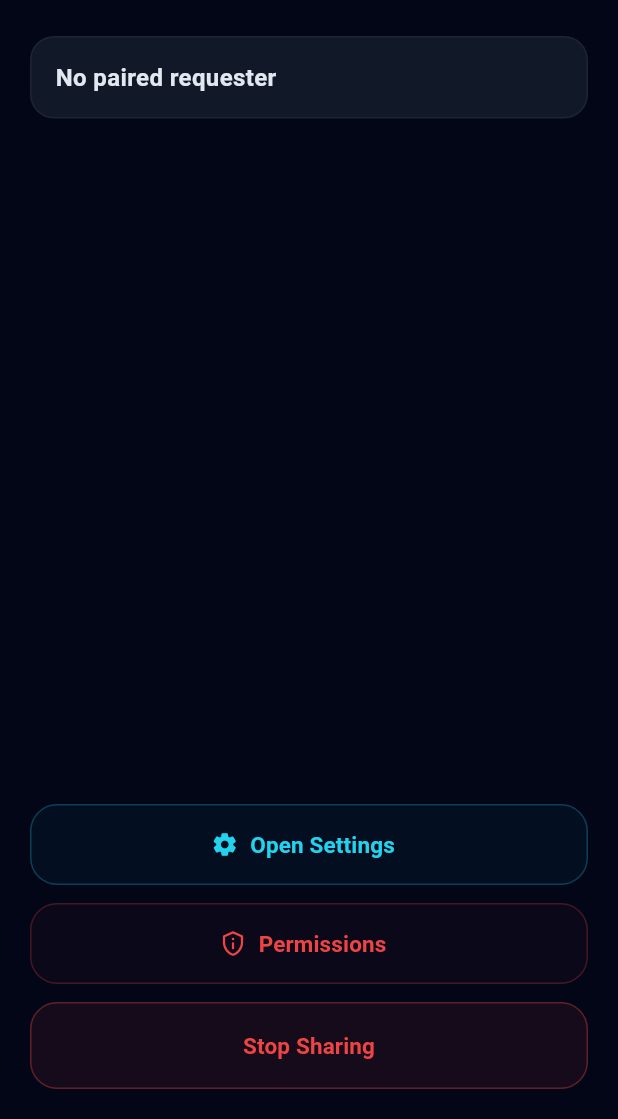
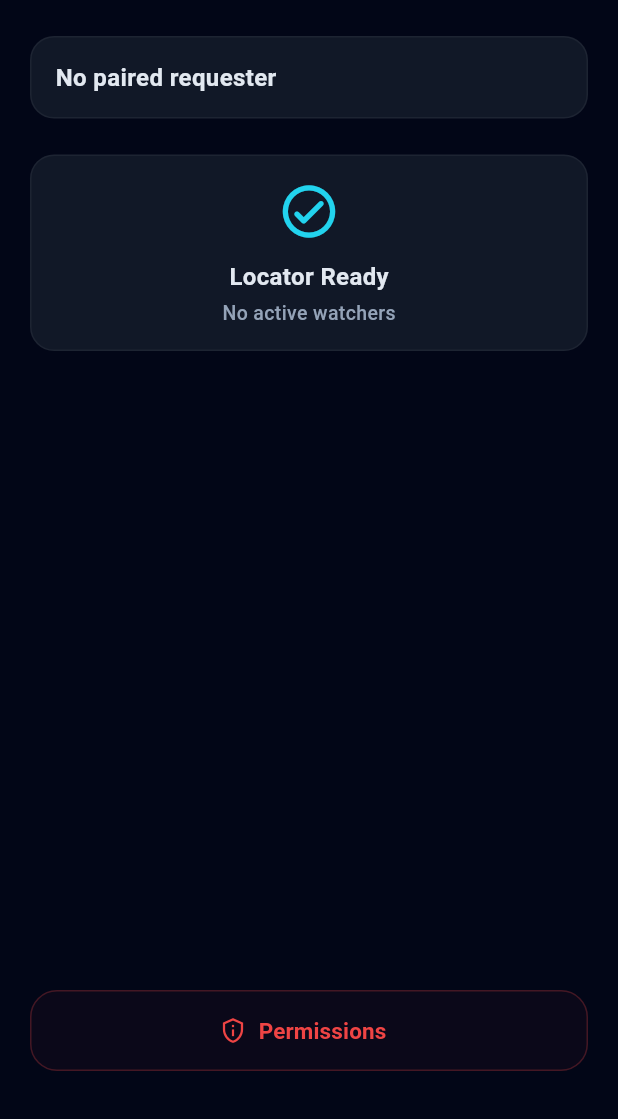
Before and after one commit to akinik456/beacon, a Flutter app: the LocatorHomePage screen opened directly, after a tap on "Locator Code", on a phone screen of 412 x 824 dp, the part 117-1236 px from its top. Run offline on Flutter 3.47's test engine with Material 3 defaults, Android fonts, the phone set to English and light mode, and no system bars; our stand-ins replace battery_plus, cloud_firestore, device_info_plus, firebase_core, firebase_database, firebase_messaging and 7 more; missing offline and left inert: android_intent_plus, mobile_scanner; accounts and stored records are empty.

Commit message:
loc. home page a active watchers eklendi

```diff
--- a/beacon_locator/lib/screens/locator_home_page.dart
+++ b/beacon_locator/lib/screens/locator_home_page.dart
@@ -460,6 +460,99 @@ class _LocatorHomePageState extends State<LocatorHomePage>
     );
   }
 
+Widget _activeWatchersCard() {
+  return ValueListenableBuilder<List<Map<String, dynamic>>>(
+    valueListenable: ActiveWatcherService.activeWatchers,
+    builder: (context, watchers, _) {
+      if (watchers.isEmpty) {
+        return AppCard(
+          child: Column(
+            children: [
+              const Icon(
+                Icons.check_circle_outline_rounded,
+                color: AppColors.primary,
+                size: 42,
+              ),
+              const SizedBox(height: 12),
+              Text(
+                'Locator Ready',
+                style: AppFonts.subtitle,
+              ),
+              const SizedBox(height: 4),
+              Text(
+                'No active watchers',
+                style: AppFonts.caption,
+              ),
+            ],
+          ),
+        );
+      }
+
+      return AppCard(
+        child: Column(
+          crossAxisAlignment: CrossAxisAlignment.start,
+          children: [
+            Text(
+              'Active Watchers (${watchers.length})',
+              style: AppFonts.subtitle,
+            ),
+
+            const SizedBox(height: 16),
+
+            ...watchers.map((watcher) {
+              final requesterName =
+                  watcher['requesterName'] ?? 'Requester';
+
+              final requesterCode =
+                  watcher['requesterCode'] ?? '------';
+
+              return Container(
+                margin: const EdgeInsets.only(bottom: 10),
+                padding: const EdgeInsets.all(14),
+                decoration: BoxDecoration(
+                  color: AppColors.surface,
+                  borderRadius: BorderRadius.circular(14),
+                  border: Border.all(
+                    color: Colors.white.withValues(alpha: 0.05),
+                  ),
+                ),
+                child: Row(
+                  children: [
+                    const Icon(
+                      Icons.visibility_rounded,
+                      color: AppColors.primary,
+                    ),
+
+                    const SizedBox(width: 12),
+
+                    Expanded(
+                      child: Column(
+                        crossAxisAlignment:
+                            CrossAxisAlignment.start,
+                        children: [
+                          Text(
+                            requesterName,
+                            style: AppFonts.subtitle,
+                          ),
+                          const SizedBox(height: 2),
+                          Text(
+                            requesterCode,
+                            style: AppFonts.caption,
+                          ),
+                        ],
+                      ),
+                    ),
+                  ],
+                ),
+              );
+            }),
+          ],
+        ),
+      );
+    },
+  );
+}
+
   @override
   Widget build(BuildContext context) {
     return Scaffold(
@@ -500,65 +593,15 @@ class _LocatorHomePageState extends State<LocatorHomePage>
                   const SizedBox(height: 24),
                   _buildPairingArea(),
 
-                  const Spacer(),
 									const SizedBox(height: 12),
 
-									SizedBox(
-										width: double.infinity,
-										height: 54,
-										child: OutlinedButton.icon(
-											onPressed: () {
-												// TODO
-											},
-											icon: const Icon(
-												Icons.settings_rounded,
-												color: AppColors.primary,
-											),
-											label: Text(
-												'Open Settings',
-												style: AppFonts.button.copyWith(
-													color: AppColors.primary,
-												),
-											),
-											style: OutlinedButton.styleFrom(
-												side: BorderSide(
-													color: AppColors.primary.withValues(alpha: 0.25),
-												),
-												backgroundColor:
-														AppColors.primary.withValues(alpha: 0.04),
-												shape: RoundedRectangleBorder(
-													borderRadius: BorderRadius.circular(18),
-												),
-											),
-										),
-									),
+									_activeWatchersCard(),
+
+
+                  const Spacer(),
 									const SizedBox(height: 12),
                   _permissionsButton(),
                   const SizedBox(height: 12),
-									SizedBox(
-                    width: double.infinity,
-                    height: 58,
-                    child: OutlinedButton(
-                      onPressed: () {},
-                      style: OutlinedButton.styleFrom(
-                        side: BorderSide(
-                          color: AppColors.danger.withValues(alpha: 0.35),
-                        ),
-                        backgroundColor: AppColors.danger.withValues(
-                          alpha: 0.08,
-                        ),
-                        shape: RoundedRectangleBorder(
-                          borderRadius: BorderRadius.circular(18),
-                        ),
-                      ),
-                      child: Text(
-                        'Stop Sharing',
-                        style: AppFonts.button.copyWith(
-                          color: AppColors.danger,
-                        ),
-                      ),
-                    ),
-                  ),
                 ],
               ),
             );
--- a/beacon_locator/lib/services/active_watcher_service.dart
+++ b/beacon_locator/lib/services/active_watcher_service.dart
@@ -1,6 +1,6 @@
 import 'dart:async';
-
 import 'package:firebase_database/firebase_database.dart';
+import 'package:flutter/foundation.dart';
 
 import 'identity_service.dart';
 import 'smart_presence_scheduler.dart';
@@ -9,6 +9,10 @@ class ActiveWatcherService {
   ActiveWatcherService._();
 
   static StreamSubscription<DatabaseEvent>? _sub;
+
+	static final ValueNotifier<List<Map<String, dynamic>>>
+    activeWatchers =
+        ValueNotifier([]);
 
   static Future<void> start() async {
     await stop();
@@ -28,21 +32,41 @@ class ActiveWatcherService {
     print("BEACON WATCHER => listening");
 
     _sub = ref.onValue.listen((event) {
-      final value = event.snapshot.value;
+			final value = event.snapshot.value;
 
-      final hasWatcher =
-          value is Map && value.isNotEmpty;
+			final hasWatcher =
+					value is Map && value.isNotEmpty;
 
-      print("BEACON WATCHER => hasWatcher=$hasWatcher");
+			print(
+				"BEACON WATCHER => hasWatcher=$hasWatcher",
+			);
 
-      SmartPresenceScheduler.setActiveWatcher(
+			SmartPresenceScheduler.setActiveWatcher(
 				hasWatcher,
 			);
-    });
+
+			final watchers =
+					<Map<String, dynamic>>[];
+
+			if (value is Map) {
+				for (final entry in value.entries) {
+					final data = entry.value;
+
+					if (data is Map) {
+						watchers.add(
+							Map<String, dynamic>.from(data),
+						);
+					}
+				}
+			}
+
+			activeWatchers.value = watchers;
+		});
   }
 
   static Future<void> stop() async {
     await _sub?.cancel();
     _sub = null;
+		activeWatchers.value = [];
   }
 }
--- a/beacon_requester/lib/screens/join_group_page.dart
+++ b/beacon_requester/lib/screens/join_group_page.dart
@@ -66,6 +66,10 @@ class _JoinGroupPageState extends State<JoinGroupPage> {
 		await IdentityService.createRequesterId();
 
 		await RequesterRegistryService.registerRequester();
+
+		await IdentityService.setRequesterName(
+											requesterNameCtrl.text,
+										);
 
 		final groupId = await GroupService.joinGroup(
 			groupCode: codeCtrl.text,
--- a/beacon_requester/lib/screens/requester_home_page.dart
+++ b/beacon_requester/lib/screens/requester_home_page.dart
@@ -120,12 +120,17 @@ class _RequesterHomePageState
 	Future<void> _addActiveWatchers() async {
 		if (_groupId == null) return;
 
+		final _requesterName = await IdentityService.getRequesterName();
+		final _requesterCode = await IdentityService.getRequesterCode();
+
 		for (final locator in _locators) {
 			final locatorId = locator['locatorId'];
 
 			if (locatorId == null) continue;
 
 			await ActiveWatcherService.addWatcher(
+				requesterName: _requesterName!,
+				requesterCode: _requesterCode!,
 				groupId: _groupId!,
 				locatorId: locatorId,
 			);
--- a/beacon_requester/lib/services/active_watcher_service.dart
+++ b/beacon_requester/lib/services/active_watcher_service.dart
@@ -8,6 +8,8 @@ class ActiveWatcherService {
   static final _rtdb = FirebaseDatabase.instance;
 
   static Future<void> addWatcher({
+		required String requesterName,
+		required String requesterCode,
     required String groupId,
     required String locatorId,
   }) async {
@@ -20,6 +22,8 @@ class ActiveWatcherService {
             'presence/groups/$groupId/active_watchers/$locatorId/$requesterId',
           )
           .set({
+				'requesterName':requesterName,
+				'requesterCode':requesterCode,
         'active': true,
         'lastSeen': ServerValue.timestamp,
       });
```
Also changed, not shown: beacon_requester/lib/main.dart (+2 -27 lines).
